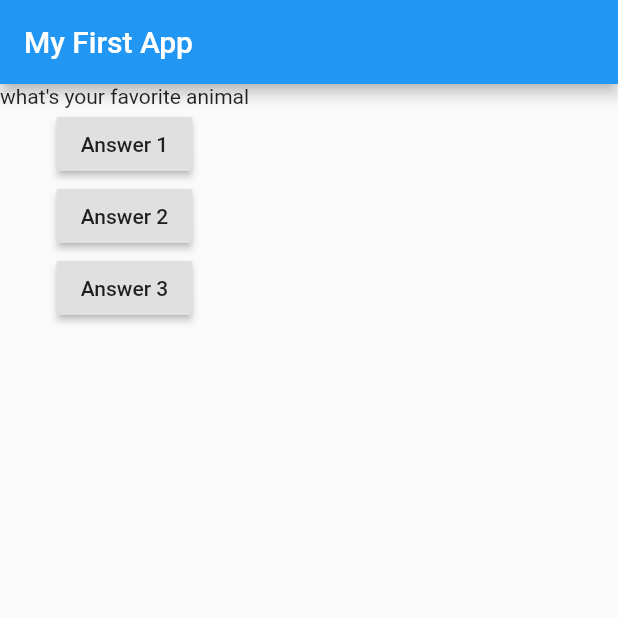
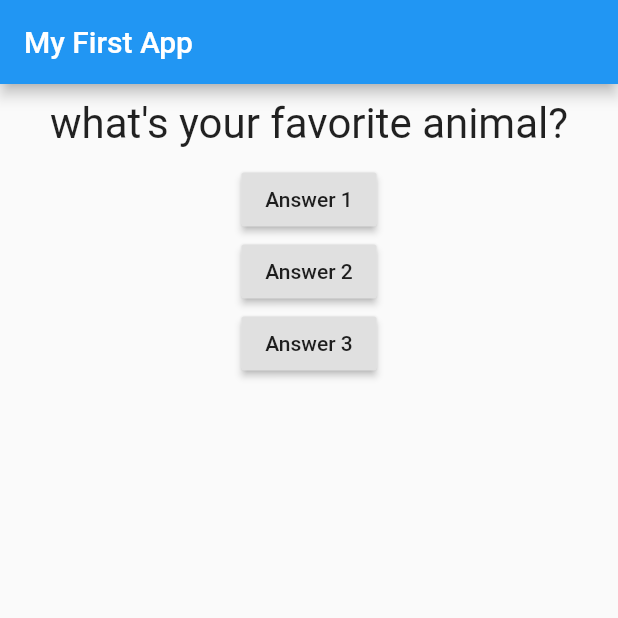
Before and after one commit to OGustavo-Silva/flutter_quizzApp, a Flutter app: the screen it shows after launch, after a tap on "Answer 1", on a phone screen of 412 x 824 dp, the top half of it. Run offline on Flutter 3.47's test engine with Material 2 defaults, Android fonts, the phone set to English and light mode, and no system bars.

Commit message:
Question text split into separate Widget

```diff
--- a/lib/main.dart
+++ b/lib/main.dart
@@ -1,20 +1,22 @@
 import 'package:flutter/material.dart';
+
+import './question.dart';
 
 void main() => runApp(MyApp());
 
 class MyApp extends StatefulWidget {
   @override
   State<StatefulWidget> createState() {
-    return MyAppState();
+    return _MyAppState();
   }
 }
 
-class MyAppState extends State<MyApp> {
-  var questionIndex = 0;
+class _MyAppState extends State<MyApp> {
+  var _questionIndex = 0;
 
-  void answerQuestion() {
+  void _answerQuestion() {
     setState(() {
-      questionIndex += 1;
+      _questionIndex += 1;
     });
   }
 
@@ -22,7 +24,7 @@ class MyAppState extends State<MyApp> {
   Widget build(BuildContext context) {
     var questions = [
       'What\'s your favorite color?',
-      'what\'s your favorite animal'
+      'what\'s your favorite animal?'
     ];
     return MaterialApp(
       home: Scaffold(
@@ -31,10 +33,10 @@ class MyAppState extends State<MyApp> {
         ),
         body: Column(
           children: [
-            Text(questions[questionIndex]),
+            Question(questions[_questionIndex]),
             RaisedButton(
               child: Text('Answer 1'),
-              onPressed: answerQuestion,
+              onPressed: _answerQuestion,
             ),
             RaisedButton(
               child: Text('Answer 2'),
--- /dev/null
+++ b/lib/question.dart
@@ -0,0 +1,19 @@
+import 'package:flutter/material.dart';
+
+class Question extends StatelessWidget {
+  final String questionText;
+
+  Question(this.questionText);
+
+  @override
+  Widget build(BuildContext context) {
+    return Container(
+        width: double.infinity,
+        margin: EdgeInsets.all(10),
+        child: Text(
+          questionText,
+          style: TextStyle(fontSize: 28),
+          textAlign: TextAlign.center,
+        ));
+  }
+}
```
